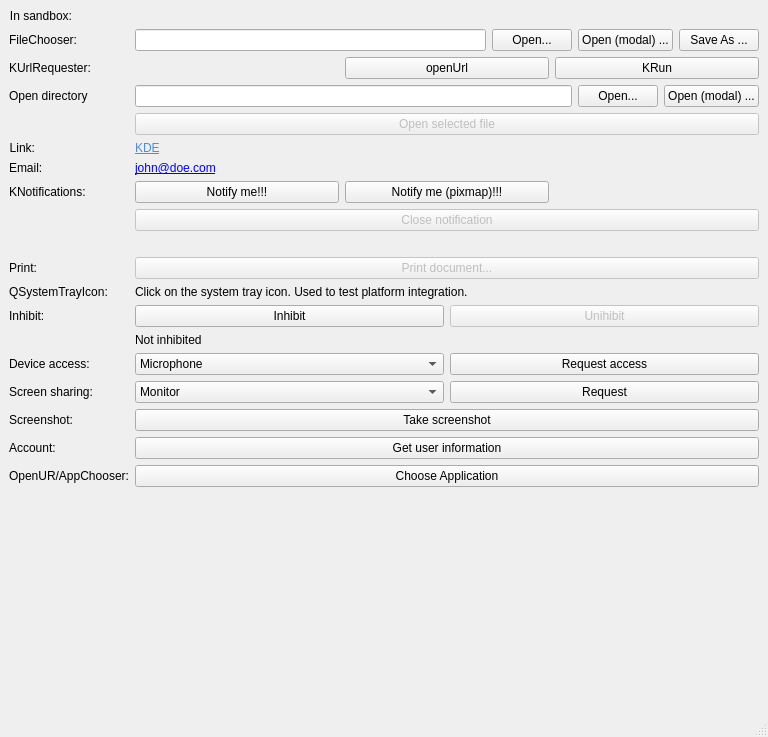
The window that src/xdgportaltest.ui (KDE/xdg-portal-test-kde) describes before a commit, drawn with Qt 5.
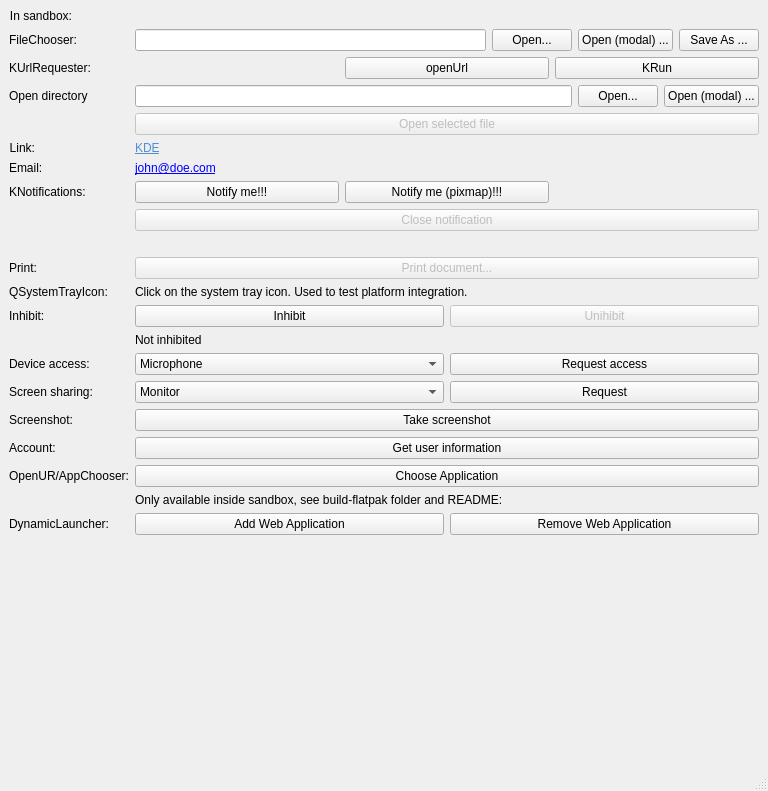
The same window after the commit. Custom widgets are drawn as their Qt base class.

Commit message:
add dynamic launcher button
adds applications (.desktop files) to the host

Diff of the .ui file:
```diff
--- a/src/xdgportaltest.ui
+++ b/src/xdgportaltest.ui
@@ -7,7 +7,7 @@
     <x>0</x>
     <y>0</y>
     <width>768</width>
-    <height>737</height>
+    <height>791</height>
    </rect>
   </property>
   <property name="windowTitle">
@@ -419,10 +419,31 @@
       </property>
      </widget>
     </item>
-    <item row="19" column="1">
+    <item row="18" column="0">
+     <widget class="QLabel" name="label_16">
+      <property name="text">
+       <string>OpenUR/AppChooser:</string>
+      </property>
+     </widget>
+    </item>
+    <item row="18" column="1">
+     <widget class="QPushButton" name="appChooserButton">
+      <property name="text">
+       <string>Choose Application</string>
+      </property>
+     </widget>
+    </item>
+    <item row="20" column="0">
+     <widget class="QLabel" name="label_18">
+      <property name="text">
+       <string>DynamicLauncher:</string>
+      </property>
+     </widget>
+    </item>
+    <item row="23" column="1">
      <widget class="QLabel" name="accountResultsLabel"/>
     </item>
-    <item row="20" column="1">
+    <item row="24" column="1">
      <spacer name="verticalSpacer">
       <property name="orientation">
        <enum>Qt::Vertical</enum>
@@ -435,17 +456,28 @@
       </property>
      </spacer>
     </item>
-    <item row="18" column="1">
-     <widget class="QPushButton" name="appChooserButton">
-      <property name="text">
-       <string>Choose Application</string>
-      </property>
-     </widget>
+    <item row="20" column="1">
+     <layout class="QHBoxLayout" name="horizontalLayout_9">
+      <item>
+       <widget class="QPushButton" name="webAppButton">
+        <property name="text">
+         <string>Add Web Application</string>
+        </property>
+       </widget>
+      </item>
+      <item>
+       <widget class="QPushButton" name="removeWebAppButton">
+        <property name="text">
+         <string>Remove Web Application</string>
+        </property>
+       </widget>
+      </item>
+     </layout>
     </item>
-    <item row="18" column="0">
-     <widget class="QLabel" name="label_16">
+    <item row="19" column="1">
+     <widget class="QLabel" name="label_19">
       <property name="text">
-       <string>OpenUR/AppChooser:</string>
+       <string>Only available inside sandbox, see build-flatpak folder and README:</string>
       </property>
      </widget>
     </item>
```
Left out of the diff: 3 changed lines with no effect on the pictures. The commit also changes 6 other files.
